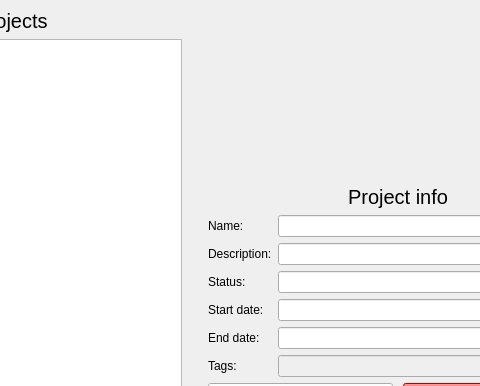
Old version of the form mainwindow.ui in the repository boromirl/YourProjectDiary; both pictures show x 188 to 668 and y 0 to 386 of the 785 by 589 pixel window.
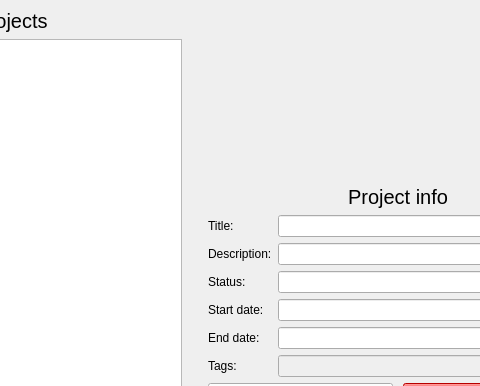
New version of the form.

The edit to the form file:
```diff
--- a/mainwindow.ui
+++ b/mainwindow.ui
@@ -156,7 +156,7 @@
         <item row="0" column="0">
          <widget class="QLabel" name="label_3">
           <property name="text">
-           <string>Name:</string>
+           <string>Title:</string>
           </property>
          </widget>
         </item>
```
Left out of the diff: 6 changed lines with no effect on the pictures.
